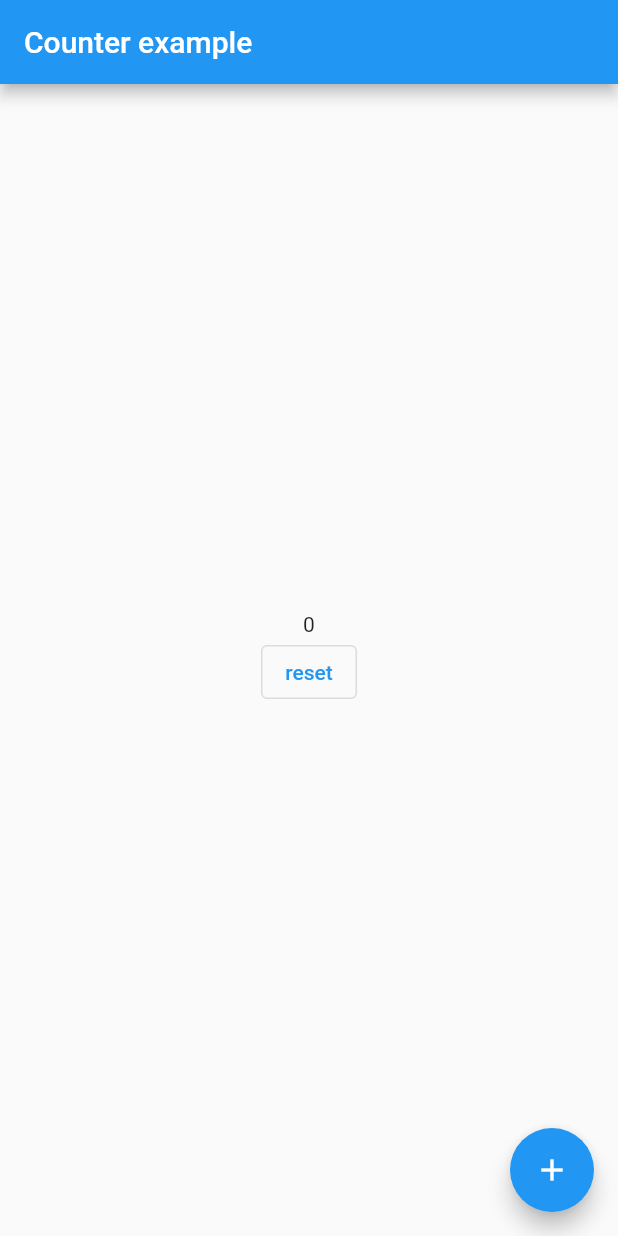
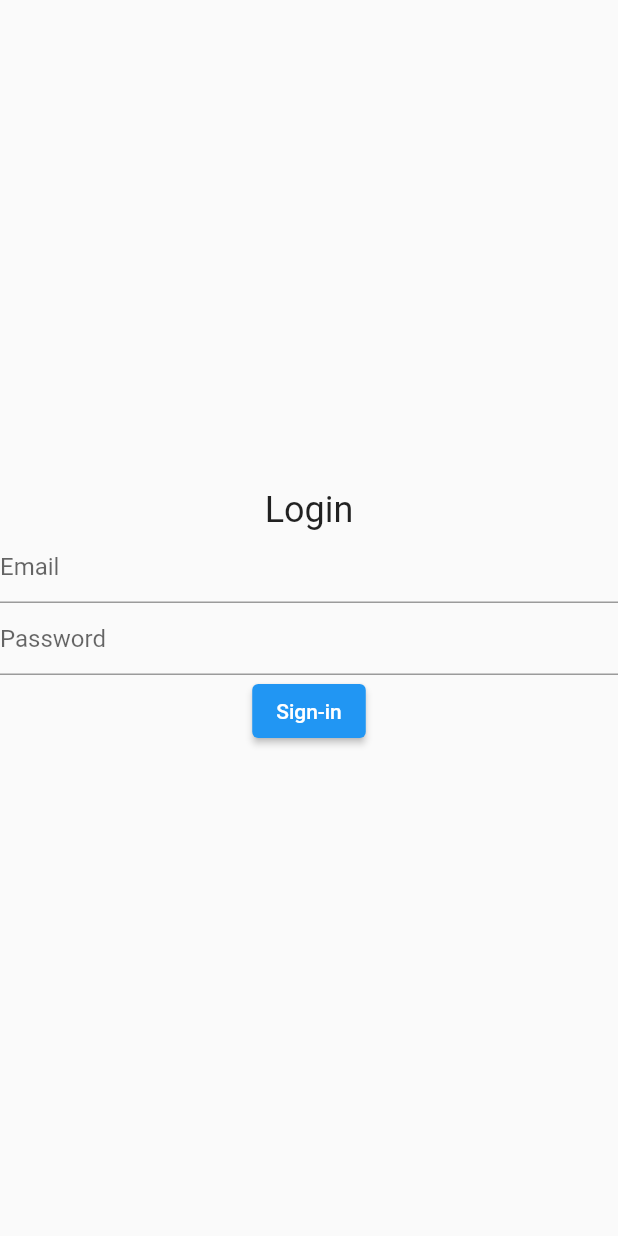
Before and after one commit to nekorush14/tms-flutter-practice, a Flutter app: the screen it shows after launch, on a phone screen of 412 x 824 dp. Run offline on Flutter 3.47's test engine with Material 2 defaults, Android fonts, the phone set to English and light mode, and no system bars; our stand-ins replace firebase_auth, firebase_core, flutter_riverpod, hooks_riverpod; accounts and stored records are empty.

Commit message:
Add user auth function with Firebase service
ADD Welcome page, Login page, Home page (Logic only)

```diff
--- /dev/null
+++ b/lib/controllers/authentication_contorller.dart
@@ -0,0 +1,39 @@
+import 'package:firebase_auth/firebase_auth.dart';
+
+class AuthenticationContorller {
+  final FirebaseAuth _firebaseAuth;
+
+  AuthenticationContorller(this._firebaseAuth);
+
+  Stream<User?> get authStateChange => _firebaseAuth.authStateChanges();
+
+  Future<String?> signIn(
+      {required String email, required String password}) async {
+    try {
+      await _firebaseAuth.signInWithEmailAndPassword(
+        email: email,
+        password: password,
+      );
+      return "Login Successful";
+    } on FirebaseAuthException catch (e) {
+      return e.message;
+    }
+  }
+
+  Future<String?> signUp(
+      {required String email, required String password}) async {
+    try {
+      await _firebaseAuth.createUserWithEmailAndPassword(
+        email: email,
+        password: password,
+      );
+      return "Signup Successful";
+    } on FirebaseAuthException catch (e) {
+      return e.message;
+    }
+  }
+
+  Future<void> signout() async {
+    await _firebaseAuth.signOut();
+  }
+}
--- a/lib/main.dart
+++ b/lib/main.dart
@@ -1,9 +1,19 @@
 import 'package:flutter/material.dart';
 import 'package:flutter_riverpod/flutter_riverpod.dart';
-import 'package:tms/views/counter_sample.dart';
+import 'package:tms/views/welcom_page.dart';
 
 void main() {
   runApp(
-    const ProviderScope(child: MyApp()),
+    ProviderScope(child: MyApp()),
   );
 }
+
+class MyApp extends StatelessWidget {
+  // This widget is the root of your application.
+  @override
+  Widget build(BuildContext context) {
+    return MaterialApp(
+      home: StartPage(),
+    );
+  }
+}
--- /dev/null
+++ b/lib/models/user.dart
@@ -0,0 +1,15 @@
+class User {
+  String _name = "";
+  String _email = "";
+  String _password = "";
+
+  User(String name, String email, String password) {
+    _name = name;
+    _email = email;
+    _password = password;
+  }
+
+  String get name => _name;
+  String get email => _email;
+  String get password => _password;
+}
--- /dev/null
+++ b/lib/providers/auth_provider.dart
@@ -0,0 +1,15 @@
+import 'package:firebase_auth/firebase_auth.dart';
+import 'package:flutter_riverpod/flutter_riverpod.dart';
+import 'package:tms/controllers/authentication_contorller.dart';
+
+final Provider<FirebaseAuth> firebaseAuthProvider = Provider<FirebaseAuth>((ref) {
+  return FirebaseAuth.instance;
+});
+
+final Provider<AuthenticationContorller> authServicesProvider = Provider<AuthenticationContorller>((ref) {
+  return AuthenticationContorller(ref.read(firebaseAuthProvider));
+});
+
+final StreamProvider<User?> authStateProvider = StreamProvider<User?>((ref) {
+  return ref.watch(authServicesProvider).authStateChange;
+});
--- /dev/null
+++ b/lib/providers/login_page_provider.dart
@@ -0,0 +1,9 @@
+import 'package:flutter_riverpod/flutter_riverpod.dart';
+
+final emailProvider = StateProvider<String>((ref) {
+  return "";
+});
+
+final passwordProvider = StateProvider<String>((ref) {
+  return "";
+});
--- /dev/null
+++ b/lib/view_models/login_page_view_model.dart
@@ -0,0 +1,14 @@
+import 'package:flutter/material.dart';
+import 'package:flutter_riverpod/flutter_riverpod.dart';
+import 'package:tms/providers/login_page_provider.dart';
+
+class LoginPageViewModel {
+
+  void updateEmail(BuildContext context, String email) {
+    context.read(emailProvider).state = email;
+  }
+
+  void updatePassword(BuildContext context, String pass) {
+    context.read(passwordProvider).state = pass;
+  }
+}
--- /dev/null
+++ b/lib/views/login_page.dart
@@ -0,0 +1,48 @@
+import 'package:flutter/material.dart';
+import 'package:flutter_riverpod/flutter_riverpod.dart';
+import 'package:tms/controllers/authentication_contorller.dart';
+import 'package:tms/providers/auth_provider.dart';
+import 'package:tms/providers/login_page_provider.dart';
+import 'package:tms/view_models/login_page_view_model.dart';
+
+class LoginPage extends ConsumerWidget {
+  final _viewModel = LoginPageViewModel();
+
+  @override
+  Widget build(BuildContext context, ScopedReader watch) {
+    final String email = watch(emailProvider).state;
+    final String pass = watch(passwordProvider).state;
+    final AuthenticationContorller _auth = watch(authServicesProvider);
+
+    return Scaffold(
+      body: Column(
+        mainAxisAlignment: MainAxisAlignment.center,
+        children: [
+          Text(
+            'Login',
+            style: TextStyle(
+              fontSize: 24,
+            ),
+          ),
+          TextField(
+            onChanged: (value) => _viewModel.updateEmail(context, value),
+            decoration: InputDecoration(
+              hintText: 'Email',
+            ),
+          ),
+          TextField(
+            onChanged: (value) => _viewModel.updatePassword(context, value),
+            obscureText: true,
+            decoration: InputDecoration(
+              hintText: 'Password',
+            ),
+          ),
+          ElevatedButton(
+            onPressed: () => _auth.signIn(email: email, password: pass),
+            child: Text('Sign-in'),
+          ),
+        ],
+      ),
+    );
+  }
+}
--- /dev/null
+++ b/lib/views/welcom_page.dart
@@ -0,0 +1,62 @@
+import 'package:firebase_core/firebase_core.dart';
+import 'package:flutter/material.dart';
+import 'package:hooks_riverpod/hooks_riverpod.dart';
+import 'package:tms/providers/auth_provider.dart';
+import 'package:tms/views/login_page.dart';
+import 'package:tms/views/home_page.dart';
+
+class StartPage extends StatelessWidget {
+  final Future<FirebaseApp> _initialization = Firebase.initializeApp();
+  @override
+  Widget build(BuildContext context) {
+    return FutureBuilder(
+      future: _initialization,
+      builder: (context, snapshot) {
+        if (snapshot.hasError) {
+          return Center(
+            child: Text("Something Went wrong"),
+          );
+        }
+        if (snapshot.connectionState == ConnectionState.done) {
+          return AuthChecker();
+        }
+        //loading
+        return Scaffold(
+          body: Center(
+            child: CircularProgressIndicator(),
+          ),
+        );
+      },
+    );
+  }
+}
+
+class AuthChecker extends ConsumerWidget {
+  @override
+  Widget build(BuildContext context, ScopedReader watch) {
+    final _authState = watch(authStateProvider);
+
+    return _authState.when(
+      data: (value) {
+        if (value != null) {
+          return HomePage();
+        }
+        return LoginPage();
+      },
+      loading: () {
+        return Scaffold(
+          body: Center(
+            child: CircularProgressIndicator(),
+          ),
+        );
+      },
+      error: (_, __) {
+        return Scaffold(
+          body: Center(
+            child: Text("OOPS"),
+          ),
+        );
+      },
+    );
+  }
+}
--- a/pubspec.yaml
+++ b/pubspec.yaml
@@ -31,6 +31,8 @@ dependencies:
   uuid: ^3.0.1
   flutter_hooks: ^0.16.0
   hooks_riverpod: ^0.13.1
+  firebase_core: ^1.0.4
+  firebase_auth: ^1.1.1
 
 dev_dependencies:
   flutter_test:
```
Also changed, not shown: lib/views/home_page.dart (added, +27 -0 lines), lib/view_models/welcome_view_model.dart (added), pubspec.lock, 3 other files.
